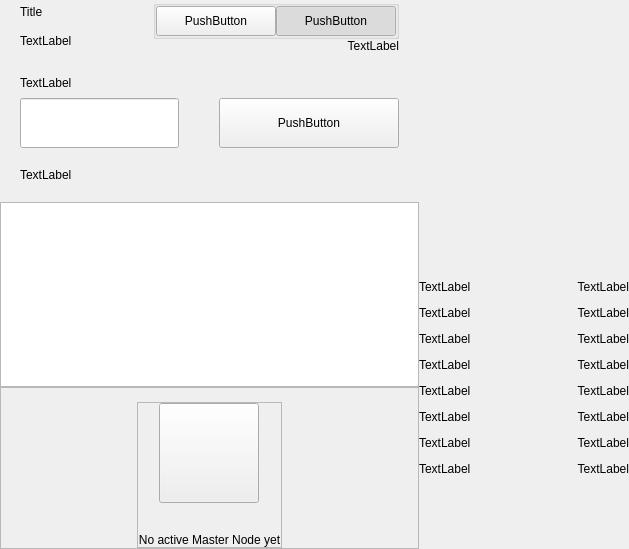
Above: src/qt/dogecash/forms/privacywidget.ui from dogecash/dogecash-old before the change. Below: the same form after it.
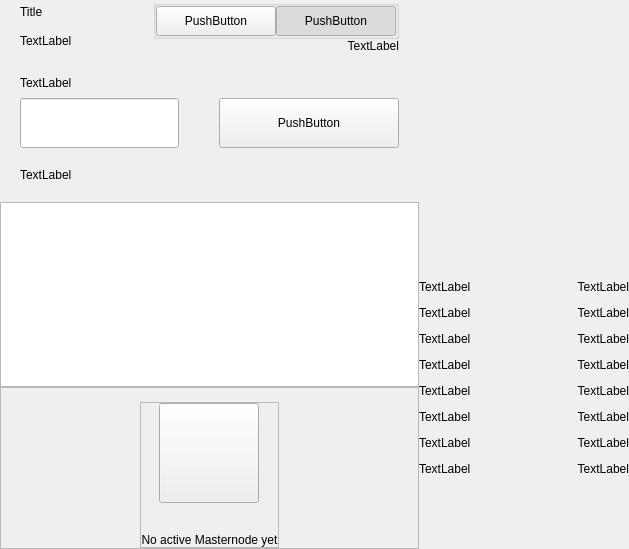
That is the form after the change. Custom widgets are drawn as their Qt base class.

Commit message: Master Node to Masternode

```diff
--- a/src/qt/dogecash/forms/privacywidget.ui
+++ b/src/qt/dogecash/forms/privacywidget.ui
@@ -480,7 +480,7 @@
                    <string notr="true"/>
                   </property>
                   <property name="text">
-                   <string>No active Master Node yet</string>
+                   <string>No active Masternode yet</string>
                   </property>
                   <property name="alignment">
                    <set>Qt::AlignCenter</set>
```
The commit also changes 7 other files.
